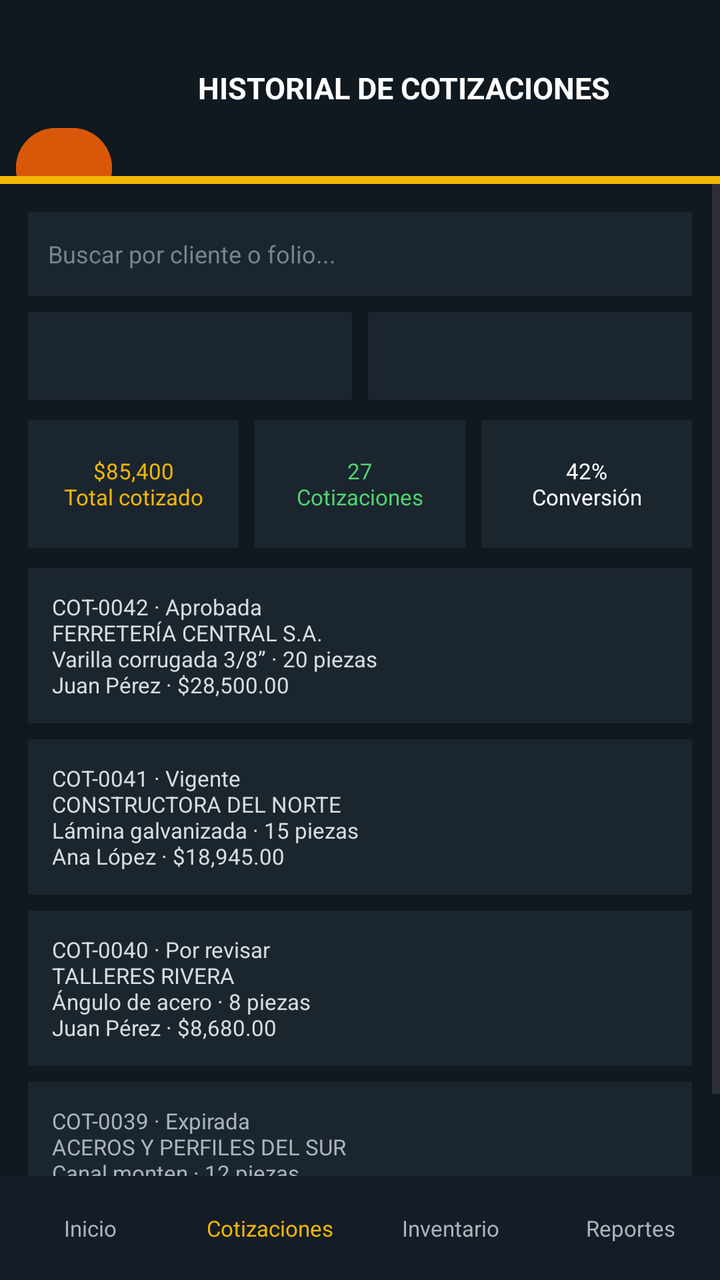
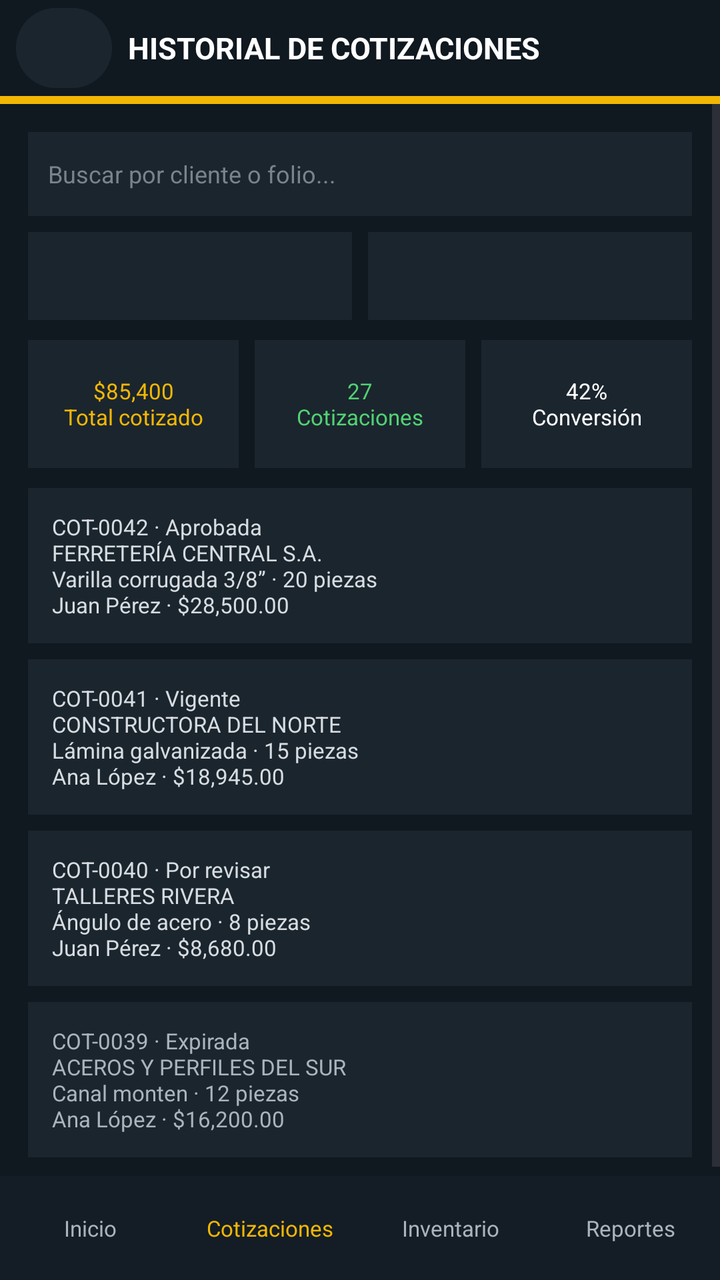

The first picture is an Android layout as it rendered before a commit; the second is the same layout after the commit. The layout source and the unified diff follow.
<!-- AndroidManifest.xml: application theme Theme.Aceroswecorp -->
<!-- res/layout/activity_historial_cotizaciones.xml -->
<?xml version="1.0" encoding="utf-8"?>
<LinearLayout xmlns:android="http://schemas.android.com/apk/res/android"
    android:id="@+id/screen_root"
    android:layout_width="match_parent"
    android:layout_height="match_parent"
    android:background="#101820"
    android:orientation="vertical">

    <LinearLayout
        android:layout_width="match_parent"
        android:layout_height="wrap_content"
        android:gravity="center_vertical"
        android:orientation="horizontal"
        android:paddingStart="8dp"
        android:paddingEnd="12dp">

        <Button
            android:id="@+id/screen_back"
            android:layout_width="48dp"
            android:layout_height="48dp"
            android:backgroundTint="#D95708"
            android:contentDescription="@string/back"
            android:layout_marginTop="40dp"
            android:text="@string/back_arrow"
            android:textColor="#FFFFFF"
            android:textSize="24sp" />

        <TextView
            android:layout_width="0dp"
            android:layout_height="wrap_content"
            android:layout_weight="1"
            android:gravity="center"
            android:text="HISTORIAL DE COTIZACIONES"
            android:textColor="#FFFFFF"
            android:textSize="15sp"
            android:textStyle="bold" />
    </LinearLayout>

    <TextView android:layout_width="match_parent" android:layout_height="4dp" android:background="#F2B705" />

    <ScrollView
        android:layout_width="match_parent"
        android:layout_height="0dp"
        android:layout_weight="1">

        <LinearLayout
            android:layout_width="match_parent"
            android:layout_height="wrap_content"
            android:orientation="vertical"
            android:padding="14dp">

            <EditText android:layout_width="match_parent" android:layout_height="42dp" android:background="#1B252E" android:hint="Buscar por cliente o folio..." android:padding="10dp" android:textColor="#FFFFFF" android:textColorHint="#78848D" android:textSize="12sp" />
            <LinearLayout android:layout_width="match_parent" android:layout_height="44dp" android:layout_marginTop="8dp" android:orientation="horizontal">
                <Spinner android:layout_width="0dp" android:layout_height="match_parent" android:layout_marginEnd="4dp" android:layout_weight="1" android:background="#1B252E" android:prompt="@string/all_salespeople" />
                <Spinner android:layout_width="0dp" android:layout_height="match_parent" android:layout_marginStart="4dp" android:layout_weight="1" android:background="#1B252E" android:prompt="@string/last_30_days" />
            </LinearLayout>

            <LinearLayout android:layout_width="match_parent" android:layout_height="64dp" android:layout_marginTop="10dp" android:orientation="horizontal">
                <TextView android:layout_width="0dp" android:layout_height="match_parent" android:layout_marginEnd="4dp" android:layout_weight="1" android:background="#1B252E" android:gravity="center" android:text="$85,400&#10;Total cotizado" android:textColor="#F2B705" android:textSize="11sp" />
                <TextView android:layout_width="0dp" android:layout_height="match_parent" android:layout_marginStart="4dp" android:layout_marginEnd="4dp" android:layout_weight="1" android:background="#1B252E" android:gravity="center" android:text="27&#10;Cotizaciones" android:textColor="#52D273" android:textSize="11sp" />
                <TextView android:layout_width="0dp" android:layout_height="match_parent" android:layout_marginStart="4dp" android:layout_weight="1" android:background="#1B252E" android:gravity="center" android:text="42%&#10;Conversión" android:textColor="#FFFFFF" android:textSize="11sp" />
            </LinearLayout>

            <TextView android:layout_width="match_parent" android:layout_height="wrap_content" android:layout_marginTop="10dp" android:background="#1B252E" android:padding="12dp" android:text="COT-0042 · Aprobada&#10;FERRETERÍA CENTRAL S.A.&#10;Varilla corrugada 3/8” · 20 piezas&#10;Juan Pérez · $28,500.00" android:textColor="#D6DCE0" android:textSize="11sp" />
            <TextView android:layout_width="match_parent" android:layout_height="wrap_content" android:layout_marginTop="8dp" android:background="#1B252E" android:padding="12dp" android:text="COT-0041 · Vigente&#10;CONSTRUCTORA DEL NORTE&#10;Lámina galvanizada · 15 piezas&#10;Ana López · $18,945.00" android:textColor="#D6DCE0" android:textSize="11sp" />
            <TextView android:layout_width="match_parent" android:layout_height="wrap_content" android:layout_marginTop="8dp" android:background="#1B252E" android:padding="12dp" android:text="COT-0040 · Por revisar&#10;TALLERES RIVERA&#10;Ángulo de acero · 8 piezas&#10;Juan Pérez · $8,680.00" android:textColor="#D6DCE0" android:textSize="11sp" />
            <TextView android:layout_width="match_parent" android:layout_height="wrap_content" android:layout_marginTop="8dp" android:background="#1B252E" android:padding="12dp" android:text="COT-0039 · Expirada&#10;ACEROS Y PERFILES DEL SUR&#10;Canal monten · 12 piezas&#10;Ana López · $16,200.00" android:textColor="#AAB4BC" android:textSize="11sp" />
        </LinearLayout>
    </ScrollView>

    <LinearLayout android:layout_width="match_parent" android:layout_height="52dp" android:background="#141D25" android:gravity="center" android:orientation="horizontal">
        <TextView android:id="@+id/nav_inicio" android:layout_width="0dp" android:layout_height="match_parent" android:layout_weight="1" android:gravity="center" android:text="Inicio" android:textColor="#AAB4BC" android:textSize="11sp" />
        <TextView android:id="@+id/nav_cotizaciones" android:layout_width="0dp" android:layout_height="match_parent" android:layout_weight="1" android:gravity="center" android:text="Cotizaciones" android:textColor="#F2B705" android:textSize="11sp" />
        <TextView android:id="@+id/nav_inventario" android:layout_width="0dp" android:layout_height="match_parent" android:layout_weight="1" android:gravity="center" android:text="Inventario" android:textColor="#AAB4BC" android:textSize="11sp" />
        <TextView android:id="@+id/nav_reportes" android:layout_width="0dp" android:layout_height="match_parent" android:layout_weight="1" android:gravity="center" android:text="Reportes" android:textColor="#AAB4BC" android:textSize="11sp" />
    </LinearLayout>
</LinearLayout>
<!-- resources referenced by this layout -->
<resources>
  <string name="all_salespeople">Todos los vendedores</string>
  <string name="back">Volver</string>
  <string name="back_arrow">‹</string>
  <string name="last_30_days">Últimos 30 días</string>
  <style name="Theme.Aceroswecorp" parent="Base.Theme.Aceroswecorp" />
  <style name="Base.Theme.Aceroswecorp" parent="Theme.Material3.DayNight.NoActionBar">
          
          
      </style>
</resources>

<!-- the commit's change to res/layout/activity_historial_cotizaciones.xml (unified diff, before → after) -->
@@ -18,9 +18,8 @@
             android:id="@+id/screen_back"
             android:layout_width="48dp"
             android:layout_height="48dp"
-            android:backgroundTint="#D95708"
+            android:backgroundTint="#1B252E"
             android:contentDescription="@string/back"
-            android:layout_marginTop="40dp"
             android:text="@string/back_arrow"
             android:textColor="#FFFFFF"
             android:textSize="24sp" />
@@ -29,7 +28,8 @@
             android:layout_width="0dp"
             android:layout_height="wrap_content"
             android:layout_weight="1"
-            android:gravity="center"
+            android:layout_marginStart="8dp"
+            android:gravity="start|center_vertical"
             android:text="HISTORIAL DE COTIZACIONES"
             android:textColor="#FFFFFF"
             android:textSize="15sp"
